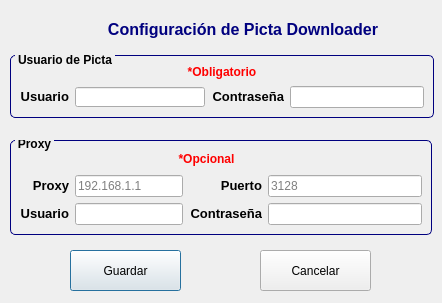
Above: configuration.ui from oleksis/picta-dl-gui before the change. Below: the same form after it.
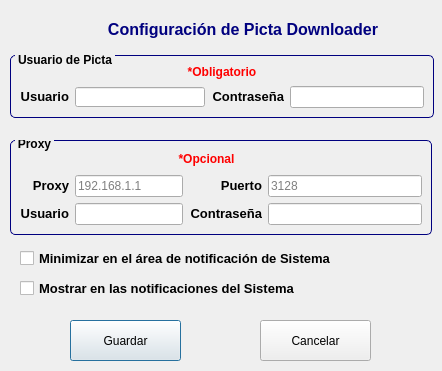
That is the form after the change. Icons and pictures are not drawn.

Diff of the .ui file:
```diff
--- a/configuration.ui
+++ b/configuration.ui
@@ -7,7 +7,7 @@
     <x>0</x>
     <y>0</y>
     <width>442</width>
-    <height>303</height>
+    <height>371</height>
    </rect>
   </property>
   <property name="maximumSize">
@@ -326,7 +326,7 @@
    <property name="geometry">
     <rect>
      <x>260</x>
-     <y>250</y>
+     <y>320</y>
      <width>111</width>
      <height>41</height>
     </rect>
@@ -345,7 +345,7 @@
    <property name="geometry">
     <rect>
      <x>70</x>
-     <y>250</y>
+     <y>320</y>
      <width>111</width>
      <height>41</height>
     </rect>
@@ -357,6 +357,46 @@
     <string>Guardar</string>
    </property>
   </widget>
+  <widget class="QCheckBox" name="checkSystray">
+   <property name="geometry">
+    <rect>
+     <x>20</x>
+     <y>250</y>
+     <width>331</width>
+     <height>17</height>
+    </rect>
+   </property>
+   <property name="toolTip">
+    <string>&lt;html&gt;&lt;head/&gt;&lt;body&gt;&lt;p align=&quot;center&quot;&gt;&lt;span style=&quot; font-size:10pt; font-weight:600; color:#e80707;&quot;&gt;Minimizar en el área de notificaciones&lt;/span&gt;&lt;br/&gt;&lt;br/&gt;&lt;span style=&quot; font-size:10pt; color:#000000;&quot;&gt;El área de notificación se encuentra en el extremo derecho de la barra de tareas. Si selecciona esta opción el icono de Picta Downloader se mostrará ahí y no en la barra de tareas. &lt;/span&gt;&lt;/p&gt;&lt;/body&gt;&lt;/html&gt;</string>
+   </property>
+   <property name="styleSheet">
+    <string notr="true">font-size:10pt;
+font-weight:600;</string>
+   </property>
+   <property name="text">
+    <string>Minimizar en el área de notificación de Sistema</string>
+   </property>
+  </widget>
+  <widget class="QCheckBox" name="checkNotified">
+   <property name="geometry">
+    <rect>
+     <x>20</x>
+     <y>280</y>
+     <width>291</width>
+     <height>17</height>
+    </rect>
+   </property>
+   <property name="toolTip">
+    <string>&lt;html&gt;&lt;head/&gt;&lt;body&gt;&lt;p align=&quot;center&quot;&gt;&lt;span style=&quot; font-size:10pt; font-weight:600; color:#e80707;&quot;&gt;Mostrar en las notificaciones del Sistema&lt;/span&gt;&lt;br/&gt;&lt;br/&gt;&lt;span style=&quot; font-size:10pt; color:#000000;&quot;&gt;Esta opción le mostrará una notificación de Sistema cuando termine de procesar una URL, las descargas estén completada y los errores &lt;/span&gt;&lt;/p&gt;&lt;/body&gt;&lt;/html&gt;</string>
+   </property>
+   <property name="styleSheet">
+    <string notr="true">font-size:10pt;
+font-weight:600;</string>
+   </property>
+   <property name="text">
+    <string>Mostrar en las notificaciones del Sistema</string>
+   </property>
+  </widget>
  </widget>
  <tabstops>
   <tabstop>lnEdit_user_picta</tabstop>
```
